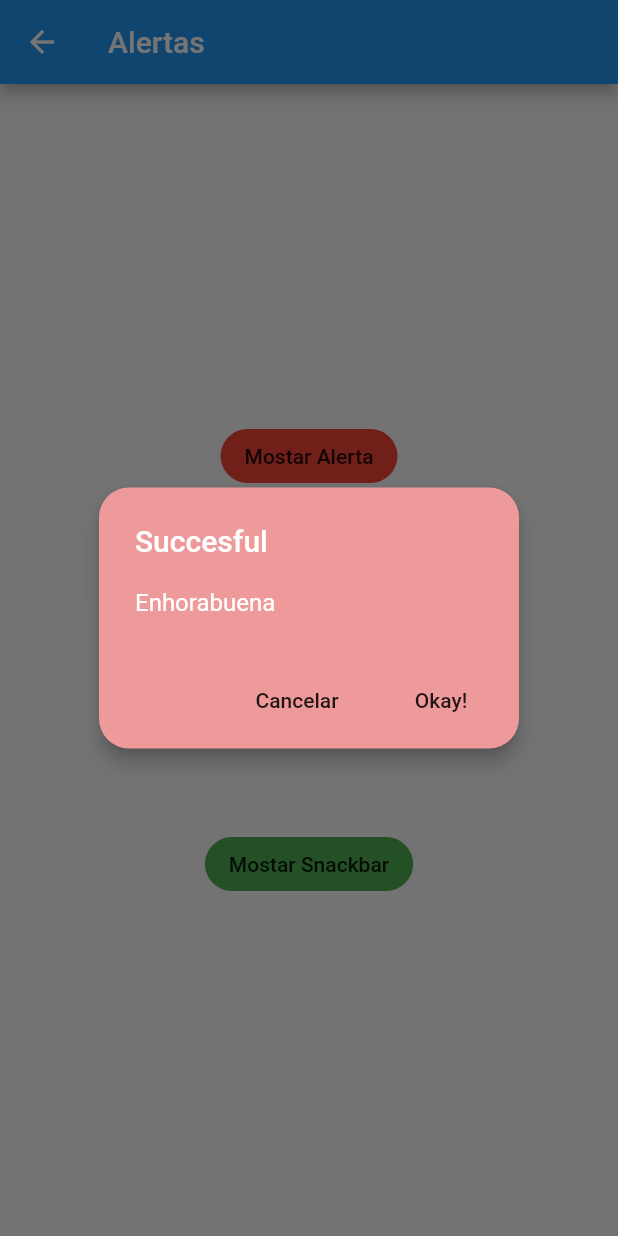
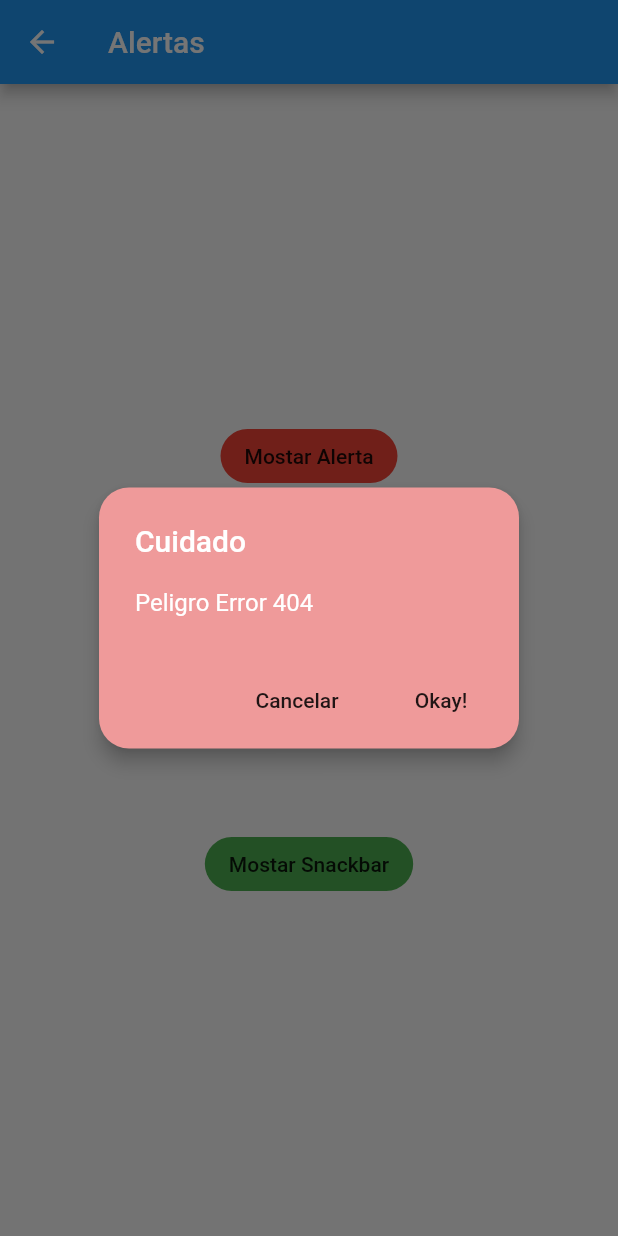
Before and after one commit to Luhhii/P6_And_Rutas, a Flutter app: the AlertPage screen opened by its route, after a tap on "Mostar Alerta", on a phone screen of 412 x 824 dp. Run offline on Flutter 3.47's test engine with Material 2 defaults, Android fonts, the phone set to English and light mode, and no system bars.

```diff
--- a/lib/src/pages/alert_page.dart
+++ b/lib/src/pages/alert_page.dart
@@ -63,11 +63,11 @@ class AlertPage extends StatelessWidget {
 
   Widget mostrarAlerta2(BuildContext context) {
     return AlertDialog(
-      title: Text('Succesful', style: TextStyle(color: Colors.white)),
+      title: Text('Cuidado', style: TextStyle(color: Colors.white)),
       elevation: 5,
       backgroundColor: Colors.red[200],
       shape: RoundedRectangleBorder(borderRadius: BorderRadius.circular(20)),
-      content: Text('Enhorabuena', style: TextStyle(color: Colors.white)),
+      content: Text('Peligro Error 404', style: TextStyle(color: Colors.white)),
       actions: <Widget>[
         FlatButton(
           onPressed: () {
```
Also changed, not shown: 1 other file.
